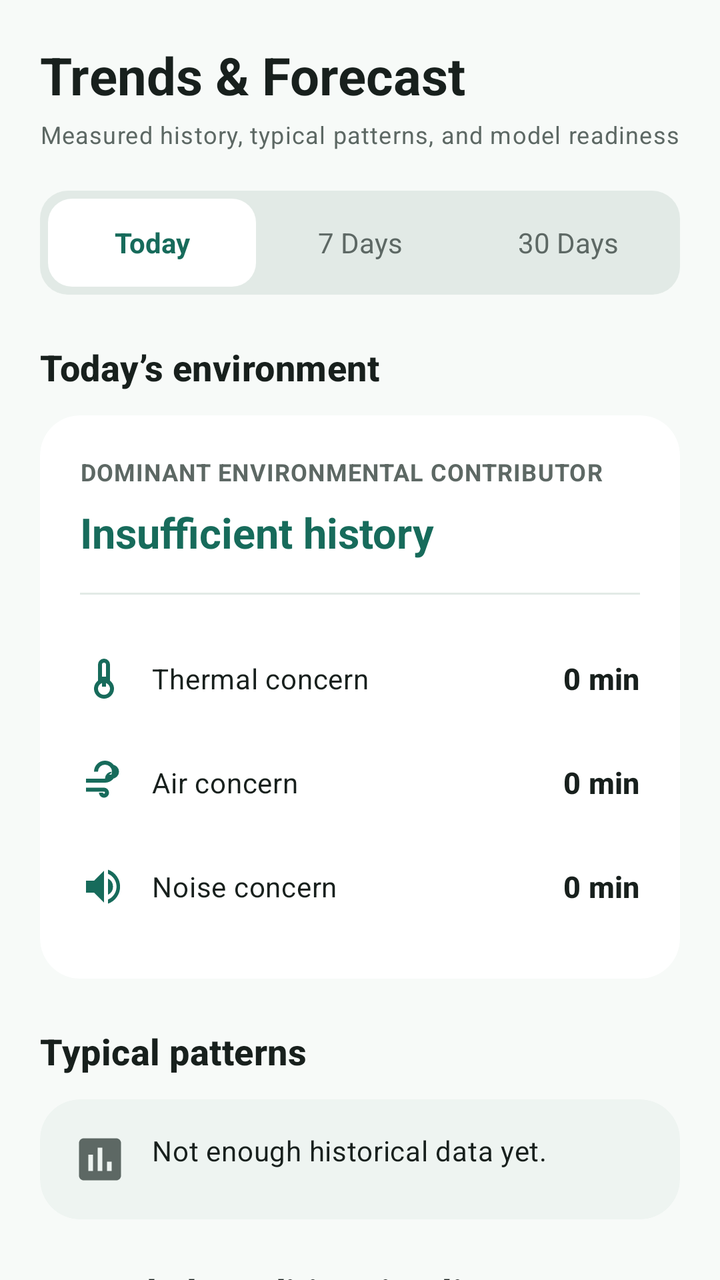
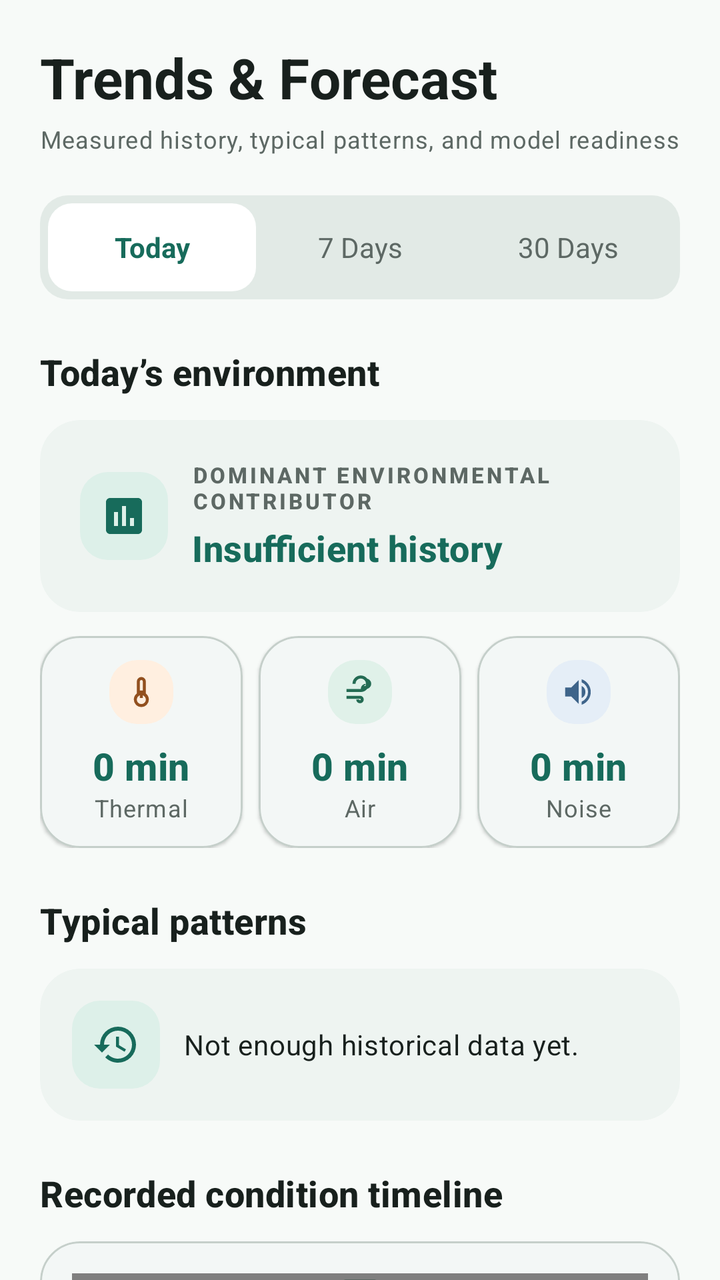

Screens rendered from an Android XML layout before and after an edit, with the pre-edit source and the edit as a unified diff.
<!-- AndroidManifest.xml: application theme Theme.EnviroGuard -->
<!-- res/layout/fragment_reports.xml -->
<?xml version="1.0" encoding="utf-8"?>
<androidx.core.widget.NestedScrollView
    xmlns:android="http://schemas.android.com/apk/res/android"
    xmlns:app="http://schemas.android.com/apk/res-auto"
    android:layout_width="match_parent"
    android:layout_height="match_parent"
    android:background="@color/ehm_background"
    android:clipToPadding="false">

    <LinearLayout
        android:layout_width="match_parent"
        android:layout_height="wrap_content"
        android:orientation="vertical"
        android:paddingStart="@dimen/page_padding"
        android:paddingTop="@dimen/space_20"
        android:paddingEnd="@dimen/page_padding"
        android:paddingBottom="104dp">

        <TextView android:layout_width="wrap_content" android:layout_height="wrap_content" android:text="Trends &amp; Forecast" android:textAppearance="@style/TextAppearance.EHM.PageTitle" />
        <TextView android:layout_width="wrap_content" android:layout_height="wrap_content" android:layout_marginTop="4dp" android:text="Measured history, typical patterns, and model readiness" android:textAppearance="@style/TextAppearance.EHM.Support" />

        <LinearLayout android:layout_width="match_parent" android:layout_height="wrap_content" android:layout_marginTop="@dimen/space_20" android:background="@drawable/bg_tab_track" android:orientation="horizontal" android:padding="4dp">
            <TextView android:id="@+id/tabDaily" android:layout_width="0dp" android:layout_height="44dp" android:layout_weight="1" android:background="@drawable/bg_tab_active" android:gravity="center" android:text="Today" android:textColor="@color/ehm_primary" android:textStyle="bold" />
            <TextView android:id="@+id/tabWeekly" android:layout_width="0dp" android:layout_height="44dp" android:layout_weight="1" android:gravity="center" android:text="7 Days" android:textColor="@color/ehm_on_surface_variant" />
            <TextView android:id="@+id/tabMonthly" android:layout_width="0dp" android:layout_height="44dp" android:layout_weight="1" android:gravity="center" android:text="30 Days" android:textColor="@color/ehm_on_surface_variant" />
        </LinearLayout>

        <TextView android:id="@+id/tvEnvironmentPeriodTitle" android:layout_width="wrap_content" android:layout_height="wrap_content" android:layout_marginTop="@dimen/space_24" android:text="Today’s environment" android:textAppearance="@style/TextAppearance.EHM.SectionTitle" />
        <com.google.android.material.card.MaterialCardView style="@style/Widget.EHM.Card" android:layout_width="match_parent" android:layout_height="wrap_content" android:layout_marginTop="@dimen/space_12">
            <LinearLayout android:layout_width="match_parent" android:layout_height="wrap_content" android:orientation="vertical" android:padding="@dimen/space_20">
                <TextView android:layout_width="wrap_content" android:layout_height="wrap_content" android:text="DOMINANT ENVIRONMENTAL CONTRIBUTOR" android:textAppearance="@style/TextAppearance.EHM.Support" android:textStyle="bold" />
                <TextView android:id="@+id/tvDominantContributor" android:layout_width="match_parent" android:layout_height="wrap_content" android:layout_marginTop="@dimen/space_8" android:text="Insufficient history" android:textColor="@color/ehm_primary" android:textSize="21sp" android:textStyle="bold" />

                <View android:layout_width="match_parent" android:layout_height="1dp" android:layout_marginVertical="@dimen/space_16" android:background="@color/ehm_surface_variant" />

                <LinearLayout android:layout_width="match_parent" android:layout_height="52dp" android:gravity="center_vertical" android:orientation="horizontal"><ImageView android:layout_width="24dp" android:layout_height="24dp" android:contentDescription="Thermal concern" android:src="@drawable/ic_thermostat"/><TextView android:layout_width="0dp" android:layout_height="wrap_content" android:layout_marginStart="12dp" android:layout_weight="1" android:text="Thermal concern" android:textAppearance="@style/TextAppearance.EHM.Body"/><TextView android:id="@+id/tvThermalDuration" android:layout_width="wrap_content" android:layout_height="wrap_content" android:text="0 min" android:textAppearance="@style/TextAppearance.EHM.CardTitle" android:textStyle="bold"/></LinearLayout>
                <LinearLayout android:layout_width="match_parent" android:layout_height="52dp" android:gravity="center_vertical" android:orientation="horizontal"><ImageView android:layout_width="24dp" android:layout_height="24dp" android:contentDescription="Air concern" android:src="@drawable/ic_air"/><TextView android:layout_width="0dp" android:layout_height="wrap_content" android:layout_marginStart="12dp" android:layout_weight="1" android:text="Air concern" android:textAppearance="@style/TextAppearance.EHM.Body"/><TextView android:id="@+id/tvAirDuration" android:layout_width="wrap_content" android:layout_height="wrap_content" android:text="0 min" android:textAppearance="@style/TextAppearance.EHM.CardTitle" android:textStyle="bold"/></LinearLayout>
                <LinearLayout android:layout_width="match_parent" android:layout_height="52dp" android:gravity="center_vertical" android:orientation="horizontal"><ImageView android:layout_width="24dp" android:layout_height="24dp" android:contentDescription="Estimated noise concern" android:src="@drawable/ic_noise"/><TextView android:layout_width="0dp" android:layout_height="wrap_content" android:layout_marginStart="12dp" android:layout_weight="1" android:text="Noise concern" android:textAppearance="@style/TextAppearance.EHM.Body"/><TextView android:id="@+id/tvNoiseDuration" android:layout_width="wrap_content" android:layout_height="wrap_content" android:text="0 min" android:textAppearance="@style/TextAppearance.EHM.CardTitle" android:textStyle="bold"/></LinearLayout>
            </LinearLayout>
        </com.google.android.material.card.MaterialCardView>

        <TextView android:layout_width="wrap_content" android:layout_height="wrap_content" android:layout_marginTop="@dimen/space_24" android:text="Typical patterns" android:textAppearance="@style/TextAppearance.EHM.SectionTitle" />
        <com.google.android.material.card.MaterialCardView style="@style/Widget.EHM.Card.Tonal" android:layout_width="match_parent" android:layout_height="wrap_content" android:layout_marginTop="@dimen/space_12">
            <LinearLayout android:layout_width="match_parent" android:layout_height="wrap_content" android:orientation="horizontal" android:padding="@dimen/card_padding">
                <ImageView android:layout_width="28dp" android:layout_height="28dp" android:contentDescription="Historical pattern" android:src="@drawable/ic_reports" />
                <TextView android:id="@+id/tvHistoricalPattern" android:layout_width="0dp" android:layout_height="wrap_content" android:layout_marginStart="@dimen/space_12" android:layout_weight="1" android:text="Not enough historical data yet." android:textAppearance="@style/TextAppearance.EHM.Body" />
            </LinearLayout>
        </com.google.android.material.card.MaterialCardView>

        <TextView android:layout_width="wrap_content" android:layout_height="wrap_content" android:layout_marginTop="@dimen/space_24" android:text="Recorded condition timeline" android:textAppearance="@style/TextAppearance.EHM.SectionTitle" />
        <com.google.android.material.card.MaterialCardView style="@style/Widget.EHM.Card" android:layout_width="match_parent" android:layout_height="wrap_content" android:layout_marginTop="@dimen/space_12">
            <LinearLayout android:layout_width="match_parent" android:layout_height="wrap_content" android:orientation="vertical" android:padding="@dimen/card_padding">
                <com.github.mikephil.charting.charts.LineChart android:id="@+id/conditionChart" android:layout_width="match_parent" android:layout_height="220dp" />
                <TextView android:id="@+id/tvTrendsEmpty" android:layout_width="match_parent" android:layout_height="160dp" android:gravity="center" android:text="Not enough timestamped history for this period." android:textAppearance="@style/TextAppearance.EHM.Support" />
            </LinearLayout>
        </com.google.android.material.card.MaterialCardView>

        <TextView android:layout_width="wrap_content" android:layout_height="wrap_content" android:layout_marginTop="@dimen/space_24" android:text="Next-hour forecast" android:textAppearance="@style/TextAppearance.EHM.SectionTitle" />
        <com.google.android.material.card.MaterialCardView style="@style/Widget.EHM.Card.Tonal" android:layout_width="match_parent" android:layout_height="wrap_content" android:layout_marginTop="@dimen/space_12">
            <LinearLayout android:layout_width="match_parent" android:layout_height="wrap_content" android:orientation="vertical" android:padding="@dimen/space_20">
                <TextView android:id="@+id/tvForecastTitle" android:layout_width="wrap_content" android:layout_height="wrap_content" android:text="Forecast unavailable" android:textAppearance="@style/TextAppearance.EHM.SectionTitle" />
                <com.google.android.material.progressindicator.LinearProgressIndicator android:id="@+id/forecastProgress" android:layout_width="match_parent" android:layout_height="wrap_content" android:layout_marginTop="@dimen/space_8" android:indeterminate="true" android:visibility="gone" />
                <TextView android:id="@+id/tvForecastState" android:layout_width="match_parent" android:layout_height="wrap_content" android:layout_marginTop="@dimen/space_8" android:text="The forecasting model will use historical environmental data to estimate conditions approximately one hour ahead." android:textAppearance="@style/TextAppearance.EHM.Support" />
            </LinearLayout>
        </com.google.android.material.card.MaterialCardView>
    </LinearLayout>
</androidx.core.widget.NestedScrollView>
<!-- resources referenced by this layout -->
<resources>
  <dimen name="space_16">16dp</dimen>
  <style name="TextAppearance.EHM.CardTitle" parent="TextAppearance.Material3.TitleSmall">
          <item name="android:textSize">15sp</item>
          <item name="android:textColor">@color/ehm_on_surface</item>
      </style>
  <style name="TextAppearance.EHM.PageTitle" parent="TextAppearance.Material3.HeadlineSmall">
          <item name="android:textSize">26sp</item>
          <item name="android:textColor">@color/ehm_on_surface</item>
          <item name="android:textStyle">bold</item>
      </style>
  <style name="Widget.EHM.Card" parent="Widget.Material3.CardView.Filled">
          <item name="cardCornerRadius">@dimen/card_radius</item>
          <item name="cardElevation">0dp</item>
          <item name="cardBackgroundColor">@color/ehm_surface</item>
          <item name="strokeColor">@color/ehm_outline</item>
          <item name="strokeWidth">0dp</item>
      </style>
  <style name="Widget.EHM.Card.Tonal" parent="Widget.EHM.Card">
          <item name="cardBackgroundColor">@color/ehm_surface_tonal</item>
      </style>
  <style name="Base.Theme.EnviroGuard" parent="Theme.Material3.DayNight.NoActionBar">
          <item name="colorPrimary">@color/ehm_primary</item>
          <item name="colorOnPrimary">@color/ehm_on_primary</item>
          <item name="colorPrimaryContainer">@color/ehm_primary_container</item>
          <item name="colorOnPrimaryContainer">@color/ehm_on_primary_container</item>
          <item name="colorSecondary">@color/ehm_secondary</item>
          <item name="colorSurface">@color/ehm_surface</item>
          <item name="colorSurfaceVariant">@color/ehm_surface_variant</item>
          <item name="colorOnSurface">@color/ehm_on_surface</item>
          <item name="colorOnSurfaceVariant">@color/ehm_on_surface_variant</item>
          <item name="colorOutline">@color/ehm_outline</item>
          <item name="colorError">@color/ehm_error</item>
          <item name="android:colorBackground">@color/ehm_background</item>
          <item name="android:windowLightStatusBar">true</item>
          <item name="android:statusBarColor">@color/ehm_background</item>
          <item name="android:navigationBarColor">@color/ehm_surface</item>
      </style>
  <!-- unchanged entries left out for length: 30 -->
</resources>

<!-- the commit's change to res/layout/fragment_reports.xml (unified diff, before → after) -->
@@ -1,23 +1,8 @@
 <?xml version="1.0" encoding="utf-8"?>
-<androidx.core.widget.NestedScrollView
-    xmlns:android="http://schemas.android.com/apk/res/android"
-    xmlns:app="http://schemas.android.com/apk/res-auto"
-    android:layout_width="match_parent"
-    android:layout_height="match_parent"
-    android:background="@color/ehm_background"
-    android:clipToPadding="false">
-
-    <LinearLayout
-        android:layout_width="match_parent"
-        android:layout_height="wrap_content"
-        android:orientation="vertical"
-        android:paddingStart="@dimen/page_padding"
-        android:paddingTop="@dimen/space_20"
-        android:paddingEnd="@dimen/page_padding"
-        android:paddingBottom="104dp">
-
+<androidx.core.widget.NestedScrollView xmlns:android="http://schemas.android.com/apk/res/android" xmlns:app="http://schemas.android.com/apk/res-auto" android:layout_width="match_parent" android:layout_height="match_parent" android:background="@color/ehm_background" android:clipToPadding="false">
+    <LinearLayout android:layout_width="match_parent" android:layout_height="wrap_content" android:orientation="vertical" android:paddingStart="@dimen/page_padding" android:paddingTop="@dimen/space_20" android:paddingEnd="@dimen/page_padding" android:paddingBottom="@dimen/space_24">
         <TextView android:layout_width="wrap_content" android:layout_height="wrap_content" android:text="Trends &amp; Forecast" android:textAppearance="@style/TextAppearance.EHM.PageTitle" />
-        <TextView android:layout_width="wrap_content" android:layout_height="wrap_content" android:layout_marginTop="4dp" android:text="Measured history, typical patterns, and model readiness" android:textAppearance="@style/TextAppearance.EHM.Support" />
+        <TextView android:layout_width="wrap_content" android:layout_height="wrap_content" android:layout_marginTop="@dimen/space_4" android:text="Measured history, typical patterns, and model readiness" android:textAppearance="@style/TextAppearance.EHM.Support" />
 
         <LinearLayout android:layout_width="match_parent" android:layout_height="wrap_content" android:layout_marginTop="@dimen/space_20" android:background="@drawable/bg_tab_track" android:orientation="horizontal" android:padding="4dp">
             <TextView android:id="@+id/tabDaily" android:layout_width="0dp" android:layout_height="44dp" android:layout_weight="1" android:background="@drawable/bg_tab_active" android:gravity="center" android:text="Today" android:textColor="@color/ehm_primary" android:textStyle="bold" />
@@ -26,40 +11,44 @@
         </LinearLayout>
 
         <TextView android:id="@+id/tvEnvironmentPeriodTitle" android:layout_width="wrap_content" android:layout_height="wrap_content" android:layout_marginTop="@dimen/space_24" android:text="Today’s environment" android:textAppearance="@style/TextAppearance.EHM.SectionTitle" />
-        <com.google.android.material.card.MaterialCardView style="@style/Widget.EHM.Card" android:layout_width="match_parent" android:layout_height="wrap_content" android:layout_marginTop="@dimen/space_12">
-            <LinearLayout android:layout_width="match_parent" android:layout_height="wrap_content" android:orientation="vertical" android:padding="@dimen/space_20">
-                <TextView android:layout_width="wrap_content" android:layout_height="wrap_content" android:text="DOMINANT ENVIRONMENTAL CONTRIBUTOR" android:textAppearance="@style/TextAppearance.EHM.Support" android:textStyle="bold" />
-                <TextView android:id="@+id/tvDominantContributor" android:layout_width="match_parent" android:layout_height="wrap_content" android:layout_marginTop="@dimen/space_8" android:text="Insufficient history" android:textColor="@color/ehm_primary" android:textSize="21sp" android:textStyle="bold" />
-
-                <View android:layout_width="match_parent" android:layout_height="1dp" android:layout_marginVertical="@dimen/space_16" android:background="@color/ehm_surface_variant" />
-
-                <LinearLayout android:layout_width="match_parent" android:layout_height="52dp" android:gravity="center_vertical" android:orientation="horizontal"><ImageView android:layout_width="24dp" android:layout_height="24dp" android:contentDescription="Thermal concern" android:src="@drawable/ic_thermostat"/><TextView android:layout_width="0dp" android:layout_height="wrap_content" android:layout_marginStart="12dp" android:layout_weight="1" android:text="Thermal concern" android:textAppearance="@style/TextAppearance.EHM.Body"/><TextView android:id="@+id/tvThermalDuration" android:layout_width="wrap_content" android:layout_height="wrap_content" android:text="0 min" android:textAppearance="@style/TextAppearance.EHM.CardTitle" android:textStyle="bold"/></LinearLayout>
-                <LinearLayout android:layout_width="match_parent" android:layout_height="52dp" android:gravity="center_vertical" android:orientation="horizontal"><ImageView android:layout_width="24dp" android:layout_height="24dp" android:contentDescription="Air concern" android:src="@drawable/ic_air"/><TextView android:layout_width="0dp" android:layout_height="wrap_content" android:layout_marginStart="12dp" android:layout_weight="1" android:text="Air concern" android:textAppearance="@style/TextAppearance.EHM.Body"/><TextView android:id="@+id/tvAirDuration" android:layout_width="wrap_content" android:layout_height="wrap_content" android:text="0 min" android:textAppearance="@style/TextAppearance.EHM.CardTitle" android:textStyle="bold"/></LinearLayout>
-                <LinearLayout android:layout_width="match_parent" android:layout_height="52dp" android:gravity="center_vertical" android:orientation="horizontal"><ImageView android:layout_width="24dp" android:layout_height="24dp" android:contentDescription="Estimated noise concern" android:src="@drawable/ic_noise"/><TextView android:layout_width="0dp" android:layout_height="wrap_content" android:layout_marginStart="12dp" android:layout_weight="1" android:text="Noise concern" android:textAppearance="@style/TextAppearance.EHM.Body"/><TextView android:id="@+id/tvNoiseDuration" android:layout_width="wrap_content" android:layout_height="wrap_content" android:text="0 min" android:textAppearance="@style/TextAppearance.EHM.CardTitle" android:textStyle="bold"/></LinearLayout>
+        <com.google.android.material.card.MaterialCardView style="@style/Widget.EHM.Card.Tonal" android:layout_width="match_parent" android:layout_height="wrap_content" android:layout_marginTop="@dimen/space_12">
+            <LinearLayout android:layout_width="match_parent" android:layout_height="wrap_content" android:gravity="center_vertical" android:orientation="horizontal" android:padding="@dimen/card_padding_large">
+                <ImageView android:layout_width="@dimen/icon_container_size" android:layout_height="@dimen/icon_container_size" android:background="@drawable/bg_icon_container" android:contentDescription="Dominant contributor" android:padding="10dp" android:src="@drawable/ic_reports" app:tint="@color/ehm_primary" />
+                <LinearLayout android:layout_width="0dp" android:layout_height="wrap_content" android:layout_marginStart="@dimen/space_12" android:layout_weight="1" android:orientation="vertical">
+                    <TextView android:layout_width="wrap_content" android:layout_height="wrap_content" android:text="DOMINANT ENVIRONMENTAL CONTRIBUTOR" android:textAppearance="@style/TextAppearance.EHM.Eyebrow" />
+                    <TextView android:id="@+id/tvDominantContributor" android:layout_width="match_parent" android:layout_height="wrap_content" android:layout_marginTop="@dimen/space_4" android:text="Insufficient history" android:textAppearance="@style/TextAppearance.EHM.SectionTitle" android:textColor="@color/ehm_primary" />
+                </LinearLayout>
             </LinearLayout>
         </com.google.android.material.card.MaterialCardView>
 
+        <LinearLayout android:layout_width="match_parent" android:layout_height="wrap_content" android:layout_marginTop="@dimen/space_12" android:baselineAligned="false" android:orientation="horizontal">
+            <com.google.android.material.card.MaterialCardView style="@style/Widget.EHM.Card" android:layout_width="0dp" android:layout_height="match_parent" android:layout_marginEnd="4dp" android:layout_weight="1"><LinearLayout android:layout_width="match_parent" android:layout_height="wrap_content" android:gravity="center_horizontal" android:orientation="vertical" android:padding="@dimen/space_12"><ImageView android:layout_width="32dp" android:layout_height="32dp" android:background="@drawable/bg_icon_container" android:backgroundTint="@color/ehm_thermal_container" android:contentDescription="Thermal concern" android:padding="7dp" android:src="@drawable/ic_thermostat" app:tint="@color/ehm_thermal_accent"/><TextView android:id="@+id/tvThermalDuration" android:layout_width="wrap_content" android:layout_height="wrap_content" android:layout_marginTop="@dimen/space_8" android:text="0 min" android:textAppearance="@style/TextAppearance.EHM.StatValue"/><TextView android:layout_width="wrap_content" android:layout_height="wrap_content" android:text="Thermal" android:textAppearance="@style/TextAppearance.EHM.Support"/></LinearLayout></com.google.android.material.card.MaterialCardView>
+            <com.google.android.material.card.MaterialCardView style="@style/Widget.EHM.Card" android:layout_width="0dp" android:layout_height="match_parent" android:layout_marginHorizontal="4dp" android:layout_weight="1"><LinearLayout android:layout_width="match_parent" android:layout_height="wrap_content" android:gravity="center_horizontal" android:orientation="vertical" android:padding="@dimen/space_12"><ImageView android:layout_width="32dp" android:layout_height="32dp" android:background="@drawable/bg_icon_container" android:backgroundTint="@color/ehm_air_container" android:contentDescription="Air concern" android:padding="7dp" android:src="@drawable/ic_air" app:tint="@color/ehm_air_accent"/><TextView android:id="@+id/tvAirDuration" android:layout_width="wrap_content" android:layout_height="wrap_content" android:layout_marginTop="@dimen/space_8" android:text="0 min" android:textAppearance="@style/TextAppearance.EHM.StatValue"/><TextView android:layout_width="wrap_content" android:layout_height="wrap_content" android:text="Air" android:textAppearance="@style/TextAppearance.EHM.Support"/></LinearLayout></com.google.android.material.card.MaterialCardView>
+            <com.google.android.material.card.MaterialCardView style="@style/Widget.EHM.Card" android:layout_width="0dp" android:layout_height="match_parent" android:layout_marginStart="4dp" android:layout_weight="1"><LinearLayout android:layout_width="match_parent" android:layout_height="wrap_content" android:gravity="center_horizontal" android:orientation="vertical" android:padding="@dimen/space_12"><ImageView android:layout_width="32dp" android:layout_height="32dp" android:background="@drawable/bg_icon_container" android:backgroundTint="@color/ehm_noise_container" android:contentDescription="Estimated noise concern" android:padding="7dp" android:src="@drawable/ic_noise" app:tint="@color/ehm_noise_accent"/><TextView android:id="@+id/tvNoiseDuration" android:layout_width="wrap_content" android:layout_height="wrap_content" android:layout_marginTop="@dimen/space_8" android:text="0 min" android:textAppearance="@style/TextAppearance.EHM.StatValue"/><TextView android:layout_width="wrap_content" android:layout_height="wrap_content" android:text="Noise" android:textAppearance="@style/TextAppearance.EHM.Support"/></LinearLayout></com.google.android.material.card.MaterialCardView>
+        </LinearLayout>
+
         <TextView android:layout_width="wrap_content" android:layout_height="wrap_content" android:layout_marginTop="@dimen/space_24" android:text="Typical patterns" android:textAppearance="@style/TextAppearance.EHM.SectionTitle" />
         <com.google.android.material.card.MaterialCardView style="@style/Widget.EHM.Card.Tonal" android:layout_width="match_parent" android:layout_height="wrap_content" android:layout_marginTop="@dimen/space_12">
-            <LinearLayout android:layout_width="match_parent" android:layout_height="wrap_content" android:orientation="horizontal" android:padding="@dimen/card_padding">
-                <ImageView android:layout_width="28dp" android:layout_height="28dp" android:contentDescription="Historical pattern" android:src="@drawable/ic_reports" />
+            <LinearLayout android:layout_width="match_parent" android:layout_height="wrap_content" android:gravity="center_vertical" android:orientation="horizontal" android:padding="@dimen/card_padding">
+                <ImageView android:layout_width="@dimen/icon_container_size" android:layout_height="@dimen/icon_container_size" android:background="@drawable/bg_icon_container" android:contentDescription="Historical pattern" android:padding="10dp" android:src="@drawable/ic_history" app:tint="@color/ehm_primary" />
                 <TextView android:id="@+id/tvHistoricalPattern" android:layout_width="0dp" android:layout_height="wrap_content" android:layout_marginStart="@dimen/space_12" android:layout_weight="1" android:text="Not enough historical data yet." android:textAppearance="@style/TextAppearance.EHM.Body" />
             </LinearLayout>
         </com.google.android.material.card.MaterialCardView>
 
         <TextView android:layout_width="wrap_content" android:layout_height="wrap_content" android:layout_marginTop="@dimen/space_24" android:text="Recorded condition timeline" android:textAppearance="@style/TextAppearance.EHM.SectionTitle" />
         <com.google.android.material.card.MaterialCardView style="@style/Widget.EHM.Card" android:layout_width="match_parent" android:layout_height="wrap_content" android:layout_marginTop="@dimen/space_12">
-            <LinearLayout android:layout_width="match_parent" android:layout_height="wrap_content" android:orientation="vertical" android:padding="@dimen/card_padding">
-                <com.github.mikephil.charting.charts.LineChart android:id="@+id/conditionChart" android:layout_width="match_parent" android:layout_height="220dp" />
-                <TextView android:id="@+id/tvTrendsEmpty" android:layout_width="match_parent" android:layout_height="160dp" android:gravity="center" android:text="Not enough timestamped history for this period." android:textAppearance="@style/TextAppearance.EHM.Support" />
-            </LinearLayout>
+            <FrameLayout android:layout_width="match_parent" android:layout_height="252dp" android:padding="@dimen/card_padding">
+                <com.github.mikephil.charting.charts.LineChart android:id="@+id/conditionChart" android:layout_width="match_parent" android:layout_height="match_parent" />
+                <TextView android:id="@+id/tvTrendsEmpty" android:layout_width="match_parent" android:layout_height="match_parent" android:drawableTop="@drawable/ic_reports" android:drawablePadding="@dimen/space_12" android:gravity="center" android:text="Not enough timestamped history for this period." android:textAlignment="center" android:textAppearance="@style/TextAppearance.EHM.Support" />
+            </FrameLayout>
         </com.google.android.material.card.MaterialCardView>
 
-        <TextView android:layout_width="wrap_content" android:layout_height="wrap_content" android:layout_marginTop="@dimen/space_24" android:text="Next-hour forecast" android:textAppearance="@style/TextAppearance.EHM.SectionTitle" />
+        <TextView android:layout_width="wrap_content" android:layout_height="wrap_content" android:layout_marginTop="@dimen/space_24" android:text="Forecast readiness" android:textAppearance="@style/TextAppearance.EHM.SectionTitle" />
         <com.google.android.material.card.MaterialCardView style="@style/Widget.EHM.Card.Tonal" android:layout_width="match_parent" android:layout_height="wrap_content" android:layout_marginTop="@dimen/space_12">
-            <LinearLayout android:layout_width="match_parent" android:layout_height="wrap_content" android:orientation="vertical" android:padding="@dimen/space_20">
-                <TextView android:id="@+id/tvForecastTitle" android:layout_width="wrap_content" android:layout_height="wrap_content" android:text="Forecast unavailable" android:textAppearance="@style/TextAppearance.EHM.SectionTitle" />
-                <com.google.android.material.progressindicator.LinearProgressIndicator android:id="@+id/forecastProgress" android:layout_width="match_parent" android:layout_height="wrap_content" android:layout_marginTop="@dimen/space_8" android:indeterminate="true" android:visibility="gone" />
+            <LinearLayout android:layout_width="match_parent" android:layout_height="wrap_content" android:orientation="vertical" android:padding="@dimen/card_padding_large">
+                <TextView android:layout_width="wrap_content" android:layout_height="wrap_content" android:text="TEST FORECAST  •  NEXT HOUR" android:textAppearance="@style/TextAppearance.EHM.Eyebrow" android:textColor="@color/ehm_primary" />
+                <TextView android:id="@+id/tvForecastTitle" android:layout_width="wrap_content" android:layout_height="wrap_content" android:layout_marginTop="@dimen/space_8" android:text="Forecast unavailable" android:textAppearance="@style/TextAppearance.EHM.SectionTitle" />
+                <com.google.android.material.progressindicator.LinearProgressIndicator android:id="@+id/forecastProgress" android:layout_width="match_parent" android:layout_height="wrap_content" android:layout_marginTop="@dimen/space_12" android:indeterminate="true" android:visibility="gone" />
                 <TextView android:id="@+id/tvForecastState" android:layout_width="match_parent" android:layout_height="wrap_content" android:layout_marginTop="@dimen/space_8" android:text="The forecasting model will use historical environmental data to estimate conditions approximately one hour ahead." android:textAppearance="@style/TextAppearance.EHM.Support" />
             </LinearLayout>
         </com.google.android.material.card.MaterialCardView>
<!-- resource entries referenced after the edit -->
@@ -1,25 +1,59 @@
 <!-- resources referenced by this layout -->
 <resources>
-  <dimen name="space_16">16dp</dimen>
-  <style name="TextAppearance.EHM.CardTitle" parent="TextAppearance.Material3.TitleSmall">
-          <item name="android:textSize">15sp</item>
-          <item name="android:textColor">@color/ehm_on_surface</item>
+  <color name="ehm_air_accent">#246B53</color>
+  <color name="ehm_air_container">#E0F1E9</color>
+  <color name="ehm_noise_accent">#3E648A</color>
+  <color name="ehm_noise_container">#E5EEF7</color>
+  <color name="ehm_thermal_accent">#92501F</color>
+  <color name="ehm_thermal_container">#FFEFE0</color>
+  <dimen name="card_padding_large">20dp</dimen>
+  <dimen name="icon_container_size">44dp</dimen>
+  <dimen name="space_4">4dp</dimen>
+  <!-- drawable bg_icon_container (drawable) -->
+  <?xml version="1.0" encoding="utf-8"?>
+  <shape xmlns:android="http://schemas.android.com/apk/res/android" android:shape="rectangle">
+      <solid android:color="@color/ehm_icon_container" />
+      <corners android:radius="14dp" />
+  </shape>
+  <!-- drawable ic_history (drawable) -->
+  <vector xmlns:android="http://schemas.android.com/apk/res/android"
+      android:width="24dp"
+      android:height="24dp"
+      android:viewportWidth="24"
+      android:viewportHeight="24">
+      <path
+          android:fillColor="@color/ehm_on_surface_variant"
+          android:pathData="M13,3A9,9 0 0,0 4,12H1L4.89,15.89L4.96,16.03L9,12H6A7,7 0 0,1 13,5A7,7 0 0,1 20,12A7,7 0 0,1 13,19C11.07,19 9.32,18.21 8.06,16.94L6.64,18.36C8.27,20 10.5,21 13,21A9,9 0 0,0 22,12A9,9 0 0,0 13,3M12,8V13L16.28,15.54L17,14.33L13.5,12.25V8H12Z" />
+  </vector>
+  <style name="TextAppearance.EHM.Eyebrow" parent="TextAppearance.Material3.LabelSmall">
+          <item name="android:textSize">11sp</item>
+          <item name="android:textStyle">bold</item>
+          <item name="android:letterSpacing">0.12</item>
+          <item name="android:textColor">@color/ehm_on_surface_variant</item>
       </style>
   <style name="TextAppearance.EHM.PageTitle" parent="TextAppearance.Material3.HeadlineSmall">
-          <item name="android:textSize">26sp</item>
+          <item name="android:textSize">28sp</item>
           <item name="android:textColor">@color/ehm_on_surface</item>
           <item name="android:textStyle">bold</item>
       </style>
+  <style name="TextAppearance.EHM.StatValue" parent="TextAppearance.Material3.TitleMedium">
+          <item name="android:textSize">19sp</item>
+          <item name="android:textStyle">bold</item>
+          <item name="android:textColor">@color/ehm_primary</item>
+      </style>
   <style name="Widget.EHM.Card" parent="Widget.Material3.CardView.Filled">
           <item name="cardCornerRadius">@dimen/card_radius</item>
-          <item name="cardElevation">0dp</item>
+          <item name="cardElevation">1dp</item>
           <item name="cardBackgroundColor">@color/ehm_surface</item>
           <item name="strokeColor">@color/ehm_outline</item>
-          <item name="strokeWidth">0dp</item>
+          <item name="strokeWidth">1dp</item>
       </style>
   <style name="Widget.EHM.Card.Tonal" parent="Widget.EHM.Card">
           <item name="cardBackgroundColor">@color/ehm_surface_tonal</item>
+          <item name="cardElevation">0dp</item>
+          <item name="strokeWidth">0dp</item>
       </style>
+  <color name="ehm_icon_container">#DDF0E9</color>
   <style name="Base.Theme.EnviroGuard" parent="Theme.Material3.DayNight.NoActionBar">
           <item name="colorPrimary">@color/ehm_primary</item>
           <item name="colorOnPrimary">@color/ehm_on_primary</item>
@@ -35,7 +69,7 @@
           <item name="android:colorBackground">@color/ehm_background</item>
           <item name="android:windowLightStatusBar">true</item>
           <item name="android:statusBarColor">@color/ehm_background</item>
-          <item name="android:navigationBarColor">@color/ehm_surface</item>
+          <item name="android:navigationBarColor">@color/ehm_background</item>
       </style>
   <!-- unchanged entries left out for length: 30 -->
 </resources>
